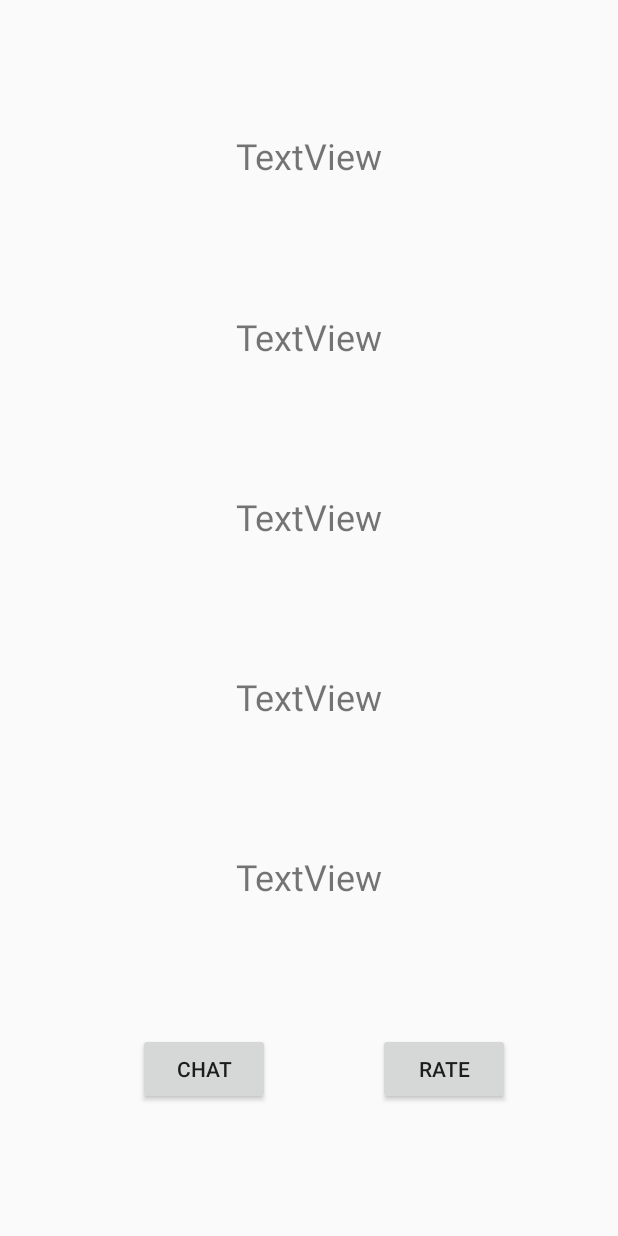
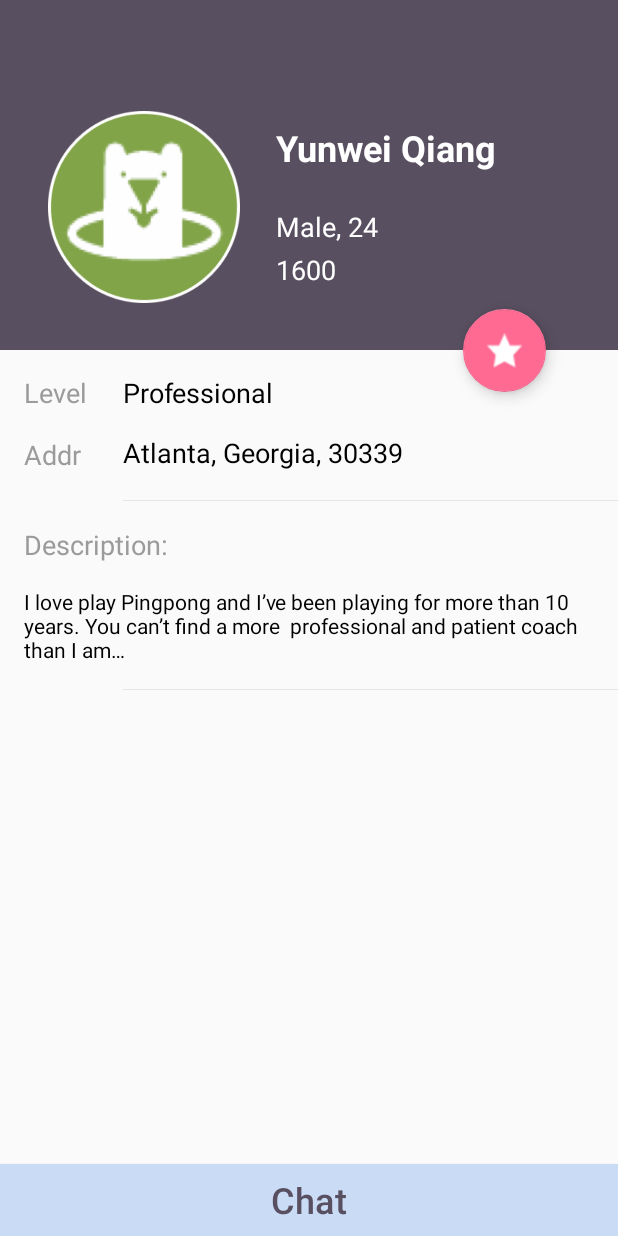
Before and after one commit to Willqiangyw/Pingterest, an Android app: the layout activity_check_others_information.xml on its own in the app's theme, with its tools: preview values and no code run, on a phone screen of 412 x 824 dp. Run offline under Robolectric (Android 15) with nearby library versions, the phone set to English and light mode, and no system bars; Roboto replaces fonts that are not available here.

Commit message:
modified check others info page

```diff
--- a/app/src/main/java/com/example/yunweiqiang/pingterest/checkOthersInformation.java
+++ b/app/src/main/java/com/example/yunweiqiang/pingterest/checkOthersInformation.java
@@ -3,6 +3,7 @@ package com.example.yunweiqiang.pingterest;
 import android.content.Intent;
 import android.support.v7.app.AppCompatActivity;
 import android.os.Bundle;
+import android.support.v7.widget.Toolbar;
 import android.util.Log;
 import android.view.View;
 import android.widget.TextView;
@@ -27,10 +28,11 @@ public class checkOthersInformation extends AppCompatActivity {
     private FirebaseUser user;
 
     private TextView mUserNameTextView;
-    private TextView mUserAgeTextView;
-    private TextView mUserGenderTextView;
+    private TextView mUserGenderandAgeTextView;
+    private TextView mUserScoreTextView;
     private TextView mUserLevelTextView;
-    private TextView mUserCityTextView;
+    private TextView mUserAddrTextView;
+    private TextView mUserDescTextView;
 
     private String userEmail;
     private String userKey;
@@ -51,6 +53,17 @@ public class checkOthersInformation extends AppCompatActivity {
         otherKey = in.getStringExtra("key");
         Toast.makeText(this,otherKey,Toast.LENGTH_LONG).show();
 
+
+        Toolbar toolbar = (Toolbar) findViewById(R.id.toolbarOther);
+        toolbar.setNavigationIcon(R.drawable.returnbutton);
+        toolbar.setNavigationOnClickListener(new View.OnClickListener() {
+            @Override
+            public void onClick(View v) {
+                onBackPressed();
+            }
+        });
+
+
         mAuth = FirebaseAuth.getInstance();
         user = mAuth.getCurrentUser();
 
@@ -65,10 +78,11 @@ public class checkOthersInformation extends AppCompatActivity {
         mDatabase = FirebaseDatabase.getInstance().getReference("Users").child(otherKey);
 
         mUserNameTextView = findViewById(R.id.textViewOtherName);
-        mUserAgeTextView = findViewById(R.id.textViewOtherAge);
-        mUserCityTextView = findViewById(R.id.textViewOtherCity);
-        mUserLevelTextView = findViewById(R.id.textViewUserLevel);
-        mUserGenderTextView = findViewById(R.id.textViewOtherGender);
+        mUserGenderandAgeTextView = findViewById(R.id.textViewOtherGenderAndAge);
+        mUserScoreTextView = findViewById(R.id.textViewOtherScore);
+        mUserAddrTextView = findViewById(R.id.textViewOtherAddr);
+        mUserLevelTextView = findViewById(R.id.textViewOtherLevel2);
+        mUserDescTextView = findViewById(R.id.textViewOtherDesc2);
 
         mDatabase.addValueEventListener(new ValueEventListener() {
             @Override
@@ -86,12 +100,17 @@ public class checkOthersInformation extends AppCompatActivity {
                 }
                 String userLevel = map.get("level");
                 String userGender = map.get("gender");
+                //add later
+//                String userScore = map.get("rate");
+//                String userDesc = map.get("description");
 
-                mUserAgeTextView.setText(userAge);
-                mUserCityTextView.setText(userCity + "," + userState + "," + userZip);
+                mUserGenderandAgeTextView.setText(userGender + ", " + userAge);
+                mUserAddrTextView.setText(userCity + "," + userState + "," + userZip);
                 mUserNameTextView.setText(userName);
                 mUserLevelTextView.setText(userLevel);
-                mUserGenderTextView.setText(userGender);
+//                mMyScoreTextView.setText(userScore);
+//                mMyDescTextView.setText(userDesc);
+
             }
 
             @Override
--- a/app/src/main/res/layout/activity_check_others_information.xml
+++ b/app/src/main/res/layout/activity_check_others_information.xml
@@ -6,106 +6,198 @@
     android:layout_height="match_parent"
     tools:context="com.example.yunweiqiang.pingterest.checkOthersInformation">
 
+
+    <android.support.design.widget.FloatingActionButton
+        android:id="@+id/floatingActionButtonOther"
+        android:layout_width="55dp"
+        android:layout_height="55dp"
+        android:layout_marginEnd="48dp"
+        android:clickable="true"
+        android:onClick="rate"
+        android:scaleType="center"
+        app:backgroundTint="@color/floatButton"
+        app:layout_constraintBottom_toBottomOf="@+id/constraintLayoutOther"
+        app:layout_constraintEnd_toEndOf="parent"
+        app:layout_constraintTop_toBottomOf="@+id/constraintLayoutOther"
+        app:srcCompat="@drawable/ic_star" />
+
+
+    <android.support.v7.widget.Toolbar
+        android:id="@+id/toolbarOther"
+        android:layout_width="match_parent"
+        android:layout_height="wrap_content"
+        android:background="@color/colorPrimary"
+        android:minHeight="?attr/actionBarSize"
+        android:theme="?attr/actionBarTheme"
+        app:layout_constraintEnd_toEndOf="parent"
+        app:layout_constraintStart_toStartOf="parent"
+        app:layout_constraintTop_toTopOf="parent">
+
+    </android.support.v7.widget.Toolbar>
+
+    <android.support.constraint.ConstraintLayout
+        android:id="@+id/constraintLayoutOther"
+        android:layout_width="match_parent"
+        android:layout_height="177dp"
+        android:background="@color/colorPrimary"
+        app:layout_constraintEnd_toEndOf="parent"
+        app:layout_constraintHorizontal_bias="0.0"
+        app:layout_constraintStart_toStartOf="parent"
+        app:layout_constraintTop_toBottomOf="@+id/toolbarOther">
+
+
+        <ImageView
+            android:id="@+id/imageViewOther"
+            android:layout_width="128dp"
+            android:layout_height="128dp"
+            android:layout_marginBottom="32dp"
+            android:layout_marginStart="32dp"
+            android:layout_marginTop="18dp"
+            app:layout_constraintBottom_toBottomOf="parent"
+            app:layout_constraintStart_toStartOf="parent"
+            app:layout_constraintTop_toTopOf="parent"
+            app:srcCompat="@drawable/avatar_round" />
+
+        <TextView
+            android:id="@+id/textViewOtherName"
+            android:layout_width="wrap_content"
+            android:layout_height="wrap_content"
+            android:layout_marginStart="24dp"
+            android:layout_marginTop="8dp"
+            android:text="Yunwei Qiang"
+            android:textColor="@color/white"
+            android:textSize="24sp"
+            android:textStyle="bold"
+            app:layout_constraintStart_toEndOf="@+id/imageViewOther"
+            app:layout_constraintTop_toTopOf="@+id/imageViewOther" />
+
+        <TextView
+            android:id="@+id/textViewOtherGenderAndAge"
+            android:layout_width="wrap_content"
+            android:layout_height="wrap_content"
+            android:layout_marginTop="24dp"
+            android:text="Male, 24"
+            android:textColor="@color/white"
+            android:textSize="18sp"
+            app:layout_constraintStart_toStartOf="@+id/textViewOtherName"
+            app:layout_constraintTop_toBottomOf="@+id/textViewOtherName" />
+
+        <TextView
+            android:id="@+id/textViewOtherScore"
+            android:layout_width="wrap_content"
+            android:layout_height="wrap_content"
+            android:layout_marginTop="4dp"
+            android:text="1600"
+            android:textColor="@color/white"
+            android:textSize="18sp"
+            app:layout_constraintStart_toStartOf="@+id/textViewOtherGenderAndAge"
+            app:layout_constraintTop_toBottomOf="@+id/textViewOtherGenderAndAge" />
+
+    </android.support.constraint.ConstraintLayout>
+
+
     <TextView
-        android:id="@+id/textViewUserLevel"
+        android:id="@+id/textViewOtherLevel"
+        android:layout_width="wrap_content"
+        android:layout_height="25dp"
+        android:layout_marginStart="16dp"
+        android:layout_marginTop="16dp"
+        android:text="Level"
+        android:textColor="@color/singleItemDescription"
+        android:textSize="18sp"
+        app:layout_constraintStart_toStartOf="parent"
+        app:layout_constraintTop_toBottomOf="@+id/constraintLayoutOther" />
+
+    <TextView
+        android:id="@+id/textViewOtherLevel2"
+        android:layout_width="wrap_content"
+        android:layout_height="25dp"
+        android:layout_marginStart="24dp"
+        android:text="Professional"
+        android:textColor="@color/black"
+        android:textSize="18sp"
+        app:layout_constraintBottom_toBottomOf="@+id/textViewOtherLevel"
+        app:layout_constraintStart_toEndOf="@+id/textViewOtherLevel"
+        app:layout_constraintTop_toTopOf="@+id/textViewOtherLevel" />
+
+    <TextView
+        android:id="@+id/textViewOtherAddr"
+        android:layout_width="wrap_content"
+        android:layout_height="27dp"
+        android:text="Atlanta, Georgia, 30339"
+        android:textColor="@color/black"
+        android:textSize="18sp"
+        app:layout_constraintBottom_toBottomOf="@+id/textViewOtherAddr2"
+        app:layout_constraintStart_toStartOf="@+id/textViewOtherLevel2"
+        app:layout_constraintTop_toTopOf="@+id/textViewOtherAddr2" />
+
+    <TextView
+        android:id="@+id/textViewOtherAddr2"
         android:layout_width="wrap_content"
         android:layout_height="wrap_content"
-        android:layout_marginEnd="16dp"
-        android:layout_marginStart="16dp"
         android:layout_marginTop="16dp"
-        android:text="TextView"
-        android:textSize="24sp"
-        app:layout_constraintBottom_toTopOf="@+id/buttonChatWithIt"
+        android:text="Addr"
+        android:textColor="@color/singleItemDescription"
+        android:textSize="18sp"
+        app:layout_constraintStart_toStartOf="@+id/textViewOtherLevel"
+        app:layout_constraintTop_toBottomOf="@+id/textViewOtherLevel" />
+
+    <ImageView
+        android:id="@+id/imageViewOther4"
+        android:layout_width="0dp"
+        android:layout_height="wrap_content"
+        android:layout_marginTop="16dp"
+        app:layout_constraintStart_toStartOf="@+id/textViewOtherAddr"
+        app:layout_constraintTop_toBottomOf="@+id/textViewOtherAddr"
         app:layout_constraintEnd_toEndOf="parent"
-        app:layout_constraintHorizontal_bias="0.5"
-        app:layout_constraintStart_toStartOf="parent"
-        app:layout_constraintTop_toBottomOf="@+id/textViewOtherCity" />
+        app:srcCompat="@drawable/line" />
 
     <TextView
-        android:id="@+id/textViewOtherCity"
+        android:id="@+id/textViewOtherDesc"
         android:layout_width="wrap_content"
         android:layout_height="wrap_content"
-        android:layout_marginEnd="16dp"
-        android:layout_marginStart="16dp"
         android:layout_marginTop="16dp"
-        android:text="TextView"
-        android:textSize="24sp"
-        app:layout_constraintBottom_toTopOf="@+id/textViewUserLevel"
-        app:layout_constraintEnd_toEndOf="parent"
-        app:layout_constraintHorizontal_bias="0.5"
-        app:layout_constraintStart_toStartOf="parent"
-        app:layout_constraintTop_toBottomOf="@+id/textViewOtherAge" />
+        android:text="Description:"
+        android:textColor="@color/singleItemDescription"
+        android:textSize="18sp"
+        app:layout_constraintStart_toStartOf="@+id/textViewOtherAddr2"
+        app:layout_constraintTop_toBottomOf="@+id/imageViewOther4" />
 
     <TextView
-        android:id="@+id/textViewOtherAge"
-        android:layout_width="wrap_content"
+        android:id="@+id/textViewOtherDesc2"
+        android:layout_width="0dp"
         android:layout_height="wrap_content"
-        android:layout_marginEnd="16dp"
-        android:layout_marginStart="16dp"
         android:layout_marginTop="16dp"
-        android:text="TextView"
-        android:textSize="24sp"
-        app:layout_constraintBottom_toTopOf="@+id/textViewOtherCity"
+        android:text="I love play Pingpong and I’ve been playing for more than 10 years. You can’t find a more  professional and patient coach than I am…"
+        android:textColor="@color/black"
         app:layout_constraintEnd_toEndOf="parent"
-        app:layout_constraintHorizontal_bias="0.5"
-        app:layout_constraintStart_toStartOf="parent"
-        app:layout_constraintTop_toBottomOf="@+id/textViewOtherGender" />
+        app:layout_constraintStart_toStartOf="@+id/textViewOtherDesc"
+        app:layout_constraintTop_toBottomOf="@+id/textViewOtherDesc" />
 
-    <TextView
-        android:id="@+id/textViewOtherGender"
-        android:layout_width="wrap_content"
+    <ImageView
+        android:id="@+id/imageViewOther5"
+        android:layout_width="0dp"
         android:layout_height="wrap_content"
-        android:layout_marginEnd="16dp"
-        android:layout_marginStart="16dp"
         android:layout_marginTop="16dp"
-        android:text="TextView"
-        android:textSize="24sp"
-        app:layout_constraintBottom_toTopOf="@+id/textViewOtherAge"
         app:layout_constraintEnd_toEndOf="parent"
-        app:layout_constraintHorizontal_bias="0.5"
-        app:layout_constraintStart_toStartOf="parent"
-        app:layout_constraintTop_toBottomOf="@+id/textViewOtherName" />
-
-    <TextView
-        android:id="@+id/textViewOtherName"
-        android:layout_width="wrap_content"
-        android:layout_height="wrap_content"
-        android:layout_marginEnd="16dp"
-        android:layout_marginStart="16dp"
-        android:layout_marginTop="16dp"
-        android:text="TextView"
-        android:textSize="24sp"
-        app:layout_constraintBottom_toTopOf="@+id/textViewOtherGender"
-        app:layout_constraintEnd_toEndOf="parent"
-        app:layout_constraintHorizontal_bias="0.5"
-        app:layout_constraintStart_toStartOf="parent"
-        app:layout_constraintTop_toTopOf="parent" />
+        app:layout_constraintHorizontal_bias="0.0"
+        app:layout_constraintStart_toStartOf="@+id/textViewOtherAddr"
+        app:layout_constraintTop_toBottomOf="@+id/textViewOtherDesc2"
+        app:srcCompat="@drawable/line" />
 
     <Button
-        android:id="@+id/buttonChatWithIt"
-        android:layout_width="wrap_content"
+        android:id="@+id/buttonChatWithOther"
+        android:layout_width="0dp"
         android:layout_height="wrap_content"
-        android:layout_marginBottom="16dp"
-        android:layout_marginStart="92dp"
-        android:layout_marginTop="16dp"
+        android:background="@color/buttonBlue"
         android:onClick="chat"
         android:text="Chat"
+        android:textAllCaps="false"
+        android:textColor="@color/colorPrimary"
+        android:textSize="24sp"
         app:layout_constraintBottom_toBottomOf="parent"
-        app:layout_constraintEnd_toStartOf="@+id/buttonAddEventCreate"
-        app:layout_constraintHorizontal_bias="0.5"
-        app:layout_constraintStart_toStartOf="parent"
-        app:layout_constraintTop_toBottomOf="@+id/textViewUserLevel" />
-
-    <Button
-        android:id="@+id/buttonToRatingPage"
-        android:layout_width="88dp"
-        android:layout_height="wrap_content"
-        android:onClick="rate"
-        android:text="Rate"
-        app:layout_constraintBottom_toBottomOf="@+id/buttonChatWithIt"
         app:layout_constraintEnd_toEndOf="parent"
-        app:layout_constraintHorizontal_bias="0.5"
-        app:layout_constraintStart_toEndOf="@+id/buttonChatWithIt"
-        app:layout_constraintTop_toTopOf="@+id/buttonChatWithIt" />
+        app:layout_constraintHorizontal_bias="0.0"
+        app:layout_constraintStart_toStartOf="parent" />
 
 </android.support.constraint.ConstraintLayout>
--- a/app/src/main/res/layout/activity_me.xml
+++ b/app/src/main/res/layout/activity_me.xml
@@ -12,7 +12,6 @@
         android:layout_height="55dp"
         android:layout_marginEnd="48dp"
         android:clickable="true"
-        android:onClick="edit"
         android:scaleType="center"
         app:backgroundTint="@color/floatButton"
         app:layout_constraintBottom_toBottomOf="@+id/constraintLayout3"
```
Also changed, not shown: app/src/main/res/drawable/ic_star.png (added).
